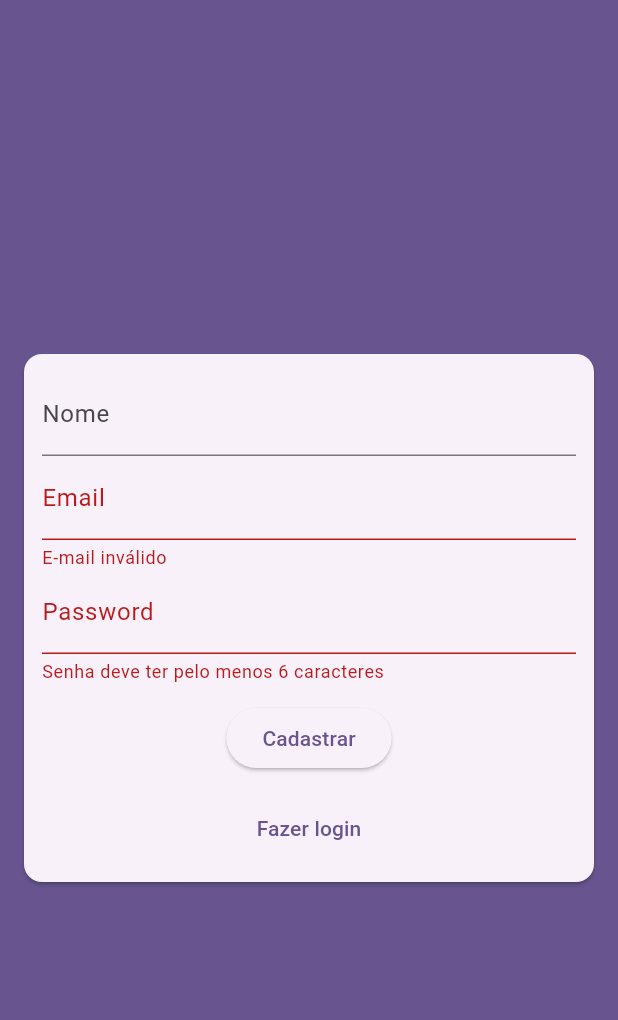
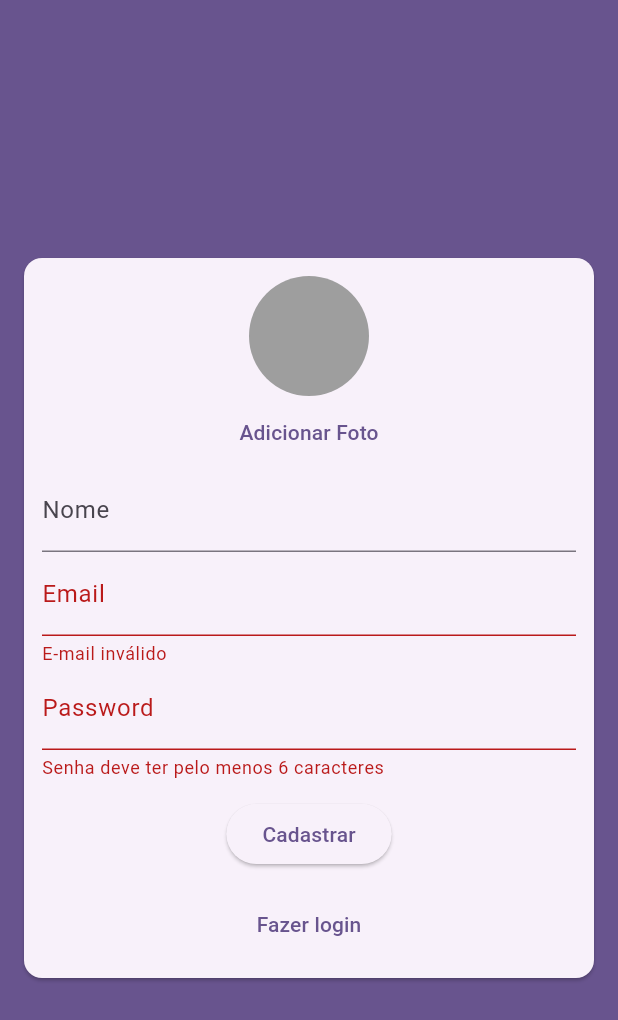
Before and after one commit to f3lipems/chat, a Flutter app: the screen it shows after launch, after a tap on "Entrar", after a tap on "Criar nova conta", on a phone screen of 412 x 824 dp. Shown: the top 1020 px of the screen. Run offline on Flutter 3.47's test engine with Material 3 defaults, Android fonts, the phone set to English and light mode, and no system bars.

Commit message:
add user image picker

```diff
--- a/lib/components/auth_form.dart
+++ b/lib/components/auth_form.dart
@@ -1,3 +1,6 @@
+import 'dart:io';
+
+import 'package:chat/components/user_image_picker.dart';
 import 'package:chat/models/auth_form_data.dart';
 import 'package:flutter/material.dart';
 
@@ -14,9 +17,21 @@ class _AuthFormState extends State<AuthForm> {
   final _formKey = GlobalKey<FormState>();
   final _formData = AuthFormData();
 
+  void _showError(String message) {
+    ScaffoldMessenger.of(context).showSnackBar(
+      SnackBar(
+        content: Text(message),
+        backgroundColor: Theme.of(context).colorScheme.error,
+      )
+    );
+  }
+
   void _submit() {
     final isValid = _formKey.currentState!.validate();
     if (!isValid) return;
+    if (_formData.image == null && _formData.isSignup) {
+      return _showError('Imagem não selecionada!');
+    }
     _formKey.currentState!.save();
     widget.onSubmit(_formData);
   }
@@ -45,6 +60,10 @@ class _AuthFormState extends State<AuthForm> {
     return null;
   }
 
+  void _handleImagePick(File image) {
+    _formData.image = image;
+  }
+
   @override
   Widget build(BuildContext context) {
     return Card(
@@ -55,7 +74,8 @@ class _AuthFormState extends State<AuthForm> {
           key: _formKey,
           child: Column(
             children: [
-              if (_formData.isSignup)
+              if (_formData.isSignup) ...[
+                UserImagePicker(onImagePick: _handleImagePick),
                 TextFormField(
                   key: ValueKey('name'),
                   onChanged: (value) => _formData.name = value,
@@ -64,6 +84,7 @@ class _AuthFormState extends State<AuthForm> {
                   const InputDecoration(labelText: 'Nome'),
                   validator: _nameValidator,
                 ),
+              ],
               TextFormField(
                 key: ValueKey('email'),
                 onChanged: (value) => _formData.email = value,
--- /dev/null
+++ b/lib/components/user_image_picker.dart
@@ -0,0 +1,31 @@
+import 'dart:io';
+
+import 'package:flutter/material.dart';
+
+class UserImagePicker extends StatefulWidget {
+  final void Function(File image) onImagePick;
+
+  const UserImagePicker({super.key, required this.onImagePick});
+
+  @override
+  State<UserImagePicker> createState() => _UserImagePickerState();
+}
+
+class _UserImagePickerState extends State<UserImagePicker> {
+  @override
+  Widget build(BuildContext context) {
+    return Column(
+      children: [
+        CircleAvatar(
+          radius: 40,
+          backgroundColor: Colors.grey,
+          backgroundImage: null,
+        ),
+        TextButton(
+          onPressed: () {},
+          child: Text('Adicionar Foto'),
+        ),
+      ],
+    );
+  }
+}
```
